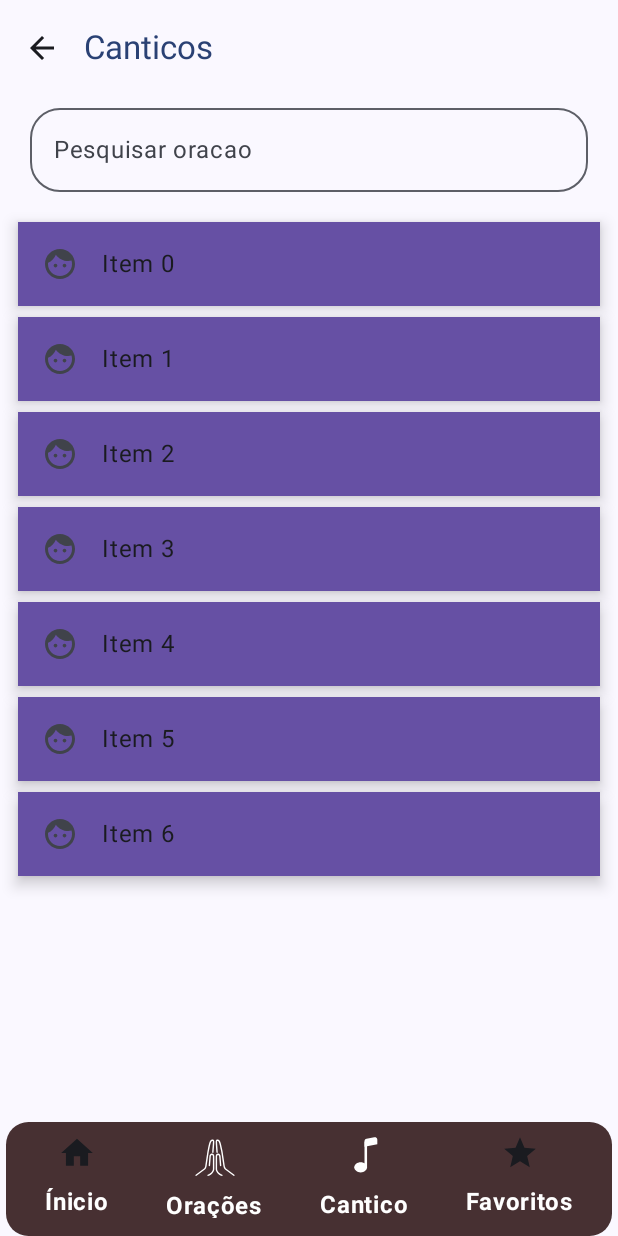
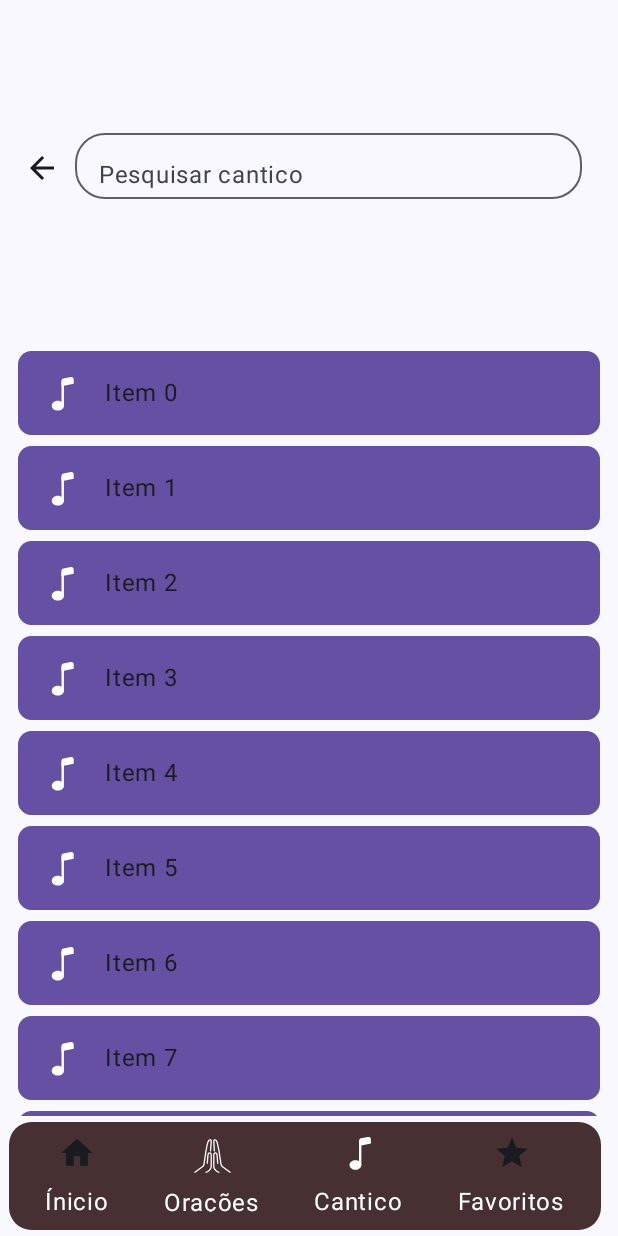
Before and after one commit to samuelsumbane/OremosChanganaPortugues, an Android app built with Jetpack Compose: the OracoesPage screen opened through its navigation route, after a tap on "Cantico", on a phone screen of 412 x 824 dp. Run offline under Robolectric (Android 15) with nearby library versions, the phone set to English and light mode, and no system bars.

Commit message:
design quase pronto. antes dos dados

```diff
--- a/app/src/main/java/com/samuel/oremoschangana/MainActivity.kt
+++ b/app/src/main/java/com/samuel/oremoschangana/MainActivity.kt
@@ -8,6 +8,7 @@ import androidx.compose.material3.MaterialTheme
 import androidx.compose.material3.Surface
 import androidx.compose.material3.Text
 import androidx.compose.runtime.Composable
+import androidx.compose.runtime.DisposableEffect
 import androidx.compose.ui.Modifier
 import androidx.compose.ui.input.key.Key.Companion.Home
 import androidx.compose.ui.tooling.preview.Preview
@@ -20,7 +21,6 @@ import com.samuel.oremoschangana.view.FavoritosPage
 import com.samuel.oremoschangana.view.Home
 import com.samuel.oremoschangana.view.OracoesPage
 
-
 class MainActivity : ComponentActivity() {
     override fun onCreate(savedInstanceState: Bundle?) {
         super.onCreate(savedInstanceState)
@@ -31,26 +31,13 @@ class MainActivity : ComponentActivity() {
                     modifier = Modifier.fillMaxSize(),
                     color = MaterialTheme.colorScheme.background
                 ) {
-//                    Text("ola mundo de novo again")
                     val navController = rememberNavController()
                     NavHost(navController = navController, startDestination="home"){
-
-                        composable(route = "home"){
-                            Home(navController)
-                        }
-
-                        composable(route = "oracoespage"){
-                            OracoesPage(navController)
-                        }
-
-                        composable(route = "canticospage"){
-                            CanticosPage(navController)
-                        }
-
-                        composable(route = "favoritospage"){
-                            FavoritosPage(navController)
-                        }
-
+                        // define rotas
+                        composable(route = "home"){ Home(navController) }
+                        composable(route = "oracoespage"){ OracoesPage(navController) }
+                        composable(route = "canticospage"){ CanticosPage(navController) }
+                        composable(route = "favoritospage"){ FavoritosPage(navController) }
                     }
                 }
             }
--- a/app/src/main/java/com/samuel/oremoschangana/components/bottomAppBar.kt
+++ b/app/src/main/java/com/samuel/oremoschangana/components/bottomAppBar.kt
@@ -5,48 +5,33 @@ import androidx.compose.foundation.layout.Arrangement
 import androidx.compose.foundation.layout.Row
 import androidx.compose.foundation.layout.fillMaxWidth
 import androidx.compose.material3.BottomAppBar
-import androidx.compose.material3.MaterialTheme
 import androidx.compose.runtime.Composable
 import androidx.compose.ui.Modifier
 import IconTextButton
+import androidx.compose.foundation.layout.padding
 import androidx.compose.foundation.shape.RoundedCornerShape
 import androidx.compose.ui.graphics.Color
-import androidx.compose.ui.graphics.RectangleShape
 import androidx.compose.ui.unit.dp
 import androidx.navigation.NavController
 import com.samuel.oremoschangana.ui.theme.HomeColor
-
 @Composable
 fun BottomAppBarPrincipal(navController: NavController){
     BottomAppBar(
         containerColor = Color.Transparent,
-    ){
+        modifier = Modifier.padding(0.dp, 0.dp, 5.dp, 0.dp)
+        ){
+
         Row(
             modifier = Modifier
                 .fillMaxWidth()
-//                        .padding(16.dp)
-                .background(
-                    HomeColor,
-                    shape = RoundedCornerShape(15.dp)
-                ),
-
+                .padding(2.dp, 0.dp, 2.dp, 4.dp )
+                .background( HomeColor, shape = RoundedCornerShape(15.dp) ),
             horizontalArrangement = Arrangement.SpaceEvenly
         ) {
-            IconTextButton("Home", "Ínicio") {
-                navController.navigate("home")
-            }
-            IconTextButton("Oracao", "Orações") {
-                navController.navigate("oracoespage")
-
-            }
-            IconTextButton("Cantico", "Cantico") {
-                navController.navigate("canticospage")
-
-            }
-            IconTextButton("Favoritos", "Favoritos") {
-                navController.navigate("favoritospage")
-
-            }
+            IconTextButton("Home", "Ínicio") { navController.navigate("home") }
+            IconTextButton("Oracao", "Orações") { navController.navigate("oracoespage") }
+            IconTextButton("Cantico", "Cantico") { navController.navigate("canticospage") }
+            IconTextButton("Favoritos", "Favoritos") { navController.navigate("favoritospage") }
         }
     }
 }
--- a/app/src/main/java/com/samuel/oremoschangana/components/iconTextButton.kt
+++ b/app/src/main/java/com/samuel/oremoschangana/components/iconTextButton.kt
@@ -52,12 +52,12 @@ fun IconTextButton(
             }
             "Oracao" -> {
                 Image(
-                   imageVector = ImageVector.vectorResource(id = R.drawable.ic_pray), contentDescription = null, modifier = Modifier.size(28.dp)
+                   imageVector = ImageVector.vectorResource(id = R.drawable.ic_pray), contentDescription = null, modifier = Modifier.size(26.dp)
                 )
             }
             "Cantico" -> {
                 Image(
-                    imageVector = ImageVector.vectorResource(id = R.drawable.ic_music), contentDescription = null, modifier = Modifier.size(27.dp)
+                    imageVector = ImageVector.vectorResource(id = R.drawable.ic_music), contentDescription = null, modifier = Modifier.size(25.dp)
                 )
             }
             "Favoritos" -> {
@@ -68,14 +68,10 @@ fun IconTextButton(
                 )
             }
         }
-
         Spacer(modifier = Modifier.height(4.dp))
         Text(
             text = text,
-//            style = MaterialTheme.typography.caption,
-            fontWeight = FontWeight.Bold,
             modifier = Modifier.padding(4.dp),
-//            color = MaterialTheme.colorScheme.tertiary
             color = White
         )
     }
--- a/app/src/main/java/com/samuel/oremoschangana/ui/theme/Theme.kt
+++ b/app/src/main/java/com/samuel/oremoschangana/ui/theme/Theme.kt
@@ -14,6 +14,7 @@ import androidx.compose.ui.graphics.toArgb
 import androidx.compose.ui.platform.LocalContext
 import androidx.compose.ui.platform.LocalView
 import androidx.core.view.WindowCompat
+
 
 private val DarkColorScheme = darkColorScheme(
     primary = Purple80,
@@ -58,8 +59,10 @@ fun OremosChanganaTheme(
     if (!view.isInEditMode) {
         SideEffect {
             val window = (view.context as Activity).window
-            window.statusBarColor = colorScheme.primary.toArgb()
-            WindowCompat.getInsetsController(window, view).isAppearanceLightStatusBars = darkTheme
+            window.statusBarColor = colorScheme.background.toArgb()
+            window.navigationBarColor = colorScheme.background.toArgb()
+            window.navigationBarColor = colorScheme.background.toArgb()
+            WindowCompat.getInsetsController(window, view).isAppearanceLightStatusBars = !darkTheme
         }
     }
 
--- a/app/src/main/java/com/samuel/oremoschangana/view/canticos.kt
+++ b/app/src/main/java/com/samuel/oremoschangana/view/canticos.kt
@@ -1,11 +1,15 @@
 package com.samuel.oremoschangana.view
 
+import androidx.compose.foundation.Image
 import androidx.compose.foundation.layout.Column
 import androidx.compose.foundation.layout.PaddingValues
 import androidx.compose.foundation.layout.fillMaxSize
 import androidx.compose.foundation.layout.fillMaxWidth
+import androidx.compose.foundation.layout.height
 import androidx.compose.foundation.layout.padding
+import androidx.compose.foundation.layout.size
 import androidx.compose.foundation.lazy.LazyColumn
+import androidx.compose.foundation.shape.RoundedCornerShape
 import androidx.compose.material.icons.Icons
 import androidx.compose.material.icons.filled.Face
 import androidx.compose.material.icons.outlined.ArrowBack
@@ -25,9 +29,13 @@ import androidx.compose.runtime.mutableStateOf
 import androidx.compose.runtime.remember
 import androidx.compose.runtime.setValue
 import androidx.compose.ui.Modifier
+import androidx.compose.ui.draw.clip
 import androidx.compose.ui.graphics.Color
+import androidx.compose.ui.graphics.vector.ImageVector
+import androidx.compose.ui.res.vectorResource
 import androidx.compose.ui.unit.dp
 import androidx.navigation.NavController
+import com.samuel.oremoschangana.R
 import com.samuel.oremoschangana.components.BottomAppBarPrincipal
 import com.samuel.oremoschangana.components.InputPesquisa
 import com.samuel.oremoschangana.ui.theme.Purple40
@@ -35,6 +43,11 @@ import com.samuel.oremoschangana.ui.theme.Purple40
 @OptIn(ExperimentalMaterial3Api::class)
 @Composable
 fun CanticosPage(navController: NavController){
+
+    var pesquisaTexto by remember {
+        mutableStateOf("")
+    }
+
     Scaffold(
         topBar = {
             TopAppBar(
@@ -43,14 +56,22 @@ fun CanticosPage(navController: NavController){
                     containerColor = Color.Transparent
                 ),
                 navigationIcon = {
-                    IconButton(onClick={
-                        navController.popBackStack()
-                    }
-                    ){
+                    IconButton(onClick={ navController.popBackStack() } ){
                         Icon(imageVector = Icons.Outlined.ArrowBack, contentDescription = null)
                     }
+                },
+                actions = {
+                    InputPesquisa(
+                        value = pesquisaTexto,
+                        onValueChange = { pesquisaTexto = it },
+                        modifier = Modifier
+                            .fillMaxWidth()
+                            .padding(50.dp, 0.dp, 20.dp, 10.dp)
+                            .height(52.dp),
+                        label = "Pesquisar cantico",
+                        maxLines = 1
+                    )
                 }
-
             )
         },
         bottomBar = {
@@ -58,43 +79,31 @@ fun CanticosPage(navController: NavController){
         }
     ){paddingVales ->
 
-        var pesquisaTexto by remember {
-            mutableStateOf("")
-        }
-
         Column(modifier = Modifier
             .fillMaxSize()
             .padding(paddingVales),
         ){
-            InputPesquisa(
-                value = pesquisaTexto,
-                onValueChange = { pesquisaTexto = it },
-                modifier = Modifier.fillMaxWidth().padding(20.dp, 0.dp, 20.dp, 10.dp),
-                label = "Pesquisar oracao",
-                maxLines = 1
-            )
-
             LazyColumn(
                 modifier = Modifier
                     .fillMaxSize(),
-//                    .padding(paddingVales),
                 contentPadding = PaddingValues(10.dp)
             ){
-
-                items(7){
+                items(20){
                     ListItem(
-                        modifier = Modifier.padding(2.dp, 0.dp, 2.dp, 7.dp),
+                        modifier = Modifier
+                            .padding(2.dp, 0.dp, 2.dp, 7.dp)
+                            .clip(RoundedCornerShape(9.dp)),
                         headlineContent = { Text(text = "Item $it")},
                         leadingContent = {
-                            Icon(imageVector = Icons.Default.Face, contentDescription = null)
+                            Image(
+                                imageVector = ImageVector.vectorResource(id = R.drawable.ic_music), contentDescription = null, modifier = Modifier.size(26.dp)
+                            )
                         },
-                        shadowElevation = 6.dp,
+                        shadowElevation = 9.dp,
                         colors = ListItemDefaults.colors(containerColor = Purple40),
                     )
                 }
             }
         }
-
-
     }
 }
--- a/app/src/main/java/com/samuel/oremoschangana/view/oracoes.kt
+++ b/app/src/main/java/com/samuel/oremoschangana/view/oracoes.kt
@@ -1,9 +1,15 @@
 package com.samuel.oremoschangana.view
 
+import androidx.compose.foundation.BorderStroke
+import androidx.compose.foundation.Image
+import androidx.compose.foundation.background
+import androidx.compose.foundation.border
 import androidx.compose.foundation.layout.Column
 import androidx.compose.foundation.layout.PaddingValues
+import androidx.compose.foundation.layout.Row
 import androidx.compose.foundation.layout.fillMaxSize
 import androidx.compose.foundation.layout.fillMaxWidth
+import androidx.compose.foundation.layout.height
 import androidx.compose.foundation.layout.padding
 import androidx.compose.foundation.lazy.LazyColumn
 import androidx.compose.material.icons.Icons
@@ -33,19 +39,30 @@ import androidx.navigation.NavController
 import com.samuel.oremoschangana.ui.theme.Purple40
 import com.samuel.oremoschangana.ui.theme.PurpleGrey40
 import com.samuel.oremoschangana.ui.theme.White
-import androidx.compose.material3.Text
+import androidx.compose.material3.*
 import androidx.compose.runtime.getValue
 import androidx.compose.runtime.mutableStateOf
 import androidx.compose.runtime.remember
 import androidx.compose.runtime.setValue
 import com.samuel.oremoschangana.components.BottomAppBarPrincipal
 import com.samuel.oremoschangana.ui.theme.Shapes
-import com.samuel.oremoschangana.components.InputPesquisa as InputPesquisa1
+import com.samuel.oremoschangana.components.InputPesquisa
+import androidx.compose.foundation.border
+import androidx.compose.foundation.layout.Box
+import androidx.compose.foundation.layout.heightIn
+import androidx.compose.foundation.layout.size
+import androidx.compose.foundation.shape.RoundedCornerShape
+import androidx.compose.ui.draw.clip
+import androidx.compose.ui.graphics.vector.ImageVector
+import androidx.compose.ui.res.vectorResource
+import com.samuel.oremoschangana.R
 
 @OptIn(ExperimentalMaterial3Api::class)
 @Composable
 fun OracoesPage(navController: NavController){
-
+    var pesquisaTexto by remember {
+        mutableStateOf("")
+    }
     Scaffold(
         topBar = {
             TopAppBar(
@@ -54,14 +71,22 @@ fun OracoesPage(navController: NavController){
                     containerColor = Color.Transparent
                 ),
                 navigationIcon = {
-                    IconButton(onClick={
-                            navController.popBackStack()
-                        }
-                    ){
+                    IconButton(onClick={ navController.popBackStack() } ){
                         Icon(imageVector = Icons.Outlined.ArrowBack, contentDescription = null)
                     }
+                },
+                actions = {
+                    InputPesquisa(
+                        value = pesquisaTexto,
+                        onValueChange = { pesquisaTexto = it },
+                        modifier = Modifier
+                            .fillMaxWidth()
+                            .padding(50.dp, 0.dp, 20.dp, 10.dp)
+                            .height(52.dp),
+                        label = "Pesquisar oracao",
+                        maxLines = 1
+                    )
                 }
-
             )
         },
         bottomBar = {
@@ -69,43 +94,31 @@ fun OracoesPage(navController: NavController){
         }
     ){paddingVales ->
 
-        var pesquisaTexto by remember {
-            mutableStateOf("")
-        }
-
         Column(modifier = Modifier
             .fillMaxSize()
             .padding(paddingVales),
         ){
-            InputPesquisa1(
-                value = pesquisaTexto,
-                onValueChange = { pesquisaTexto = it },
-                modifier = Modifier.fillMaxWidth().padding(20.dp, 0.dp, 20.dp, 10.dp),
-                label = "Pesquisar oracao",
-                maxLines = 1
-            )
-
             LazyColumn(
                 modifier = Modifier
                     .fillMaxSize(),
-//                    .padding(paddingVales),
                 contentPadding = PaddingValues(10.dp)
             ){
-
                 items(20){
                     ListItem(
-                        modifier = Modifier.padding(2.dp, 0.dp, 2.dp, 7.dp),
+                        modifier = Modifier
+                            .padding(2.dp, 0.dp, 2.dp, 7.dp)
+                            .clip(RoundedCornerShape(9.dp)),
                         headlineContent = { Text(text = "Item $it")},
                         leadingContent = {
-                            Icon(imageVector = Icons.Default.Face, contentDescription = null)
+                            Image(
+                                imageVector = ImageVector.vectorResource(id = R.drawable.ic_pray), contentDescription = null, modifier = Modifier.size(26.dp)
+                            )
                         },
-                        shadowElevation = 6.dp,
+                        shadowElevation = 9.dp,
                         colors = ListItemDefaults.colors(containerColor = Purple40),
                     )
                 }
             }
         }
-
-
     }
 }
```
Also changed, not shown: app/src/main/java/com/samuel/oremoschangana/view/home.kt (+1 -49 lines).
